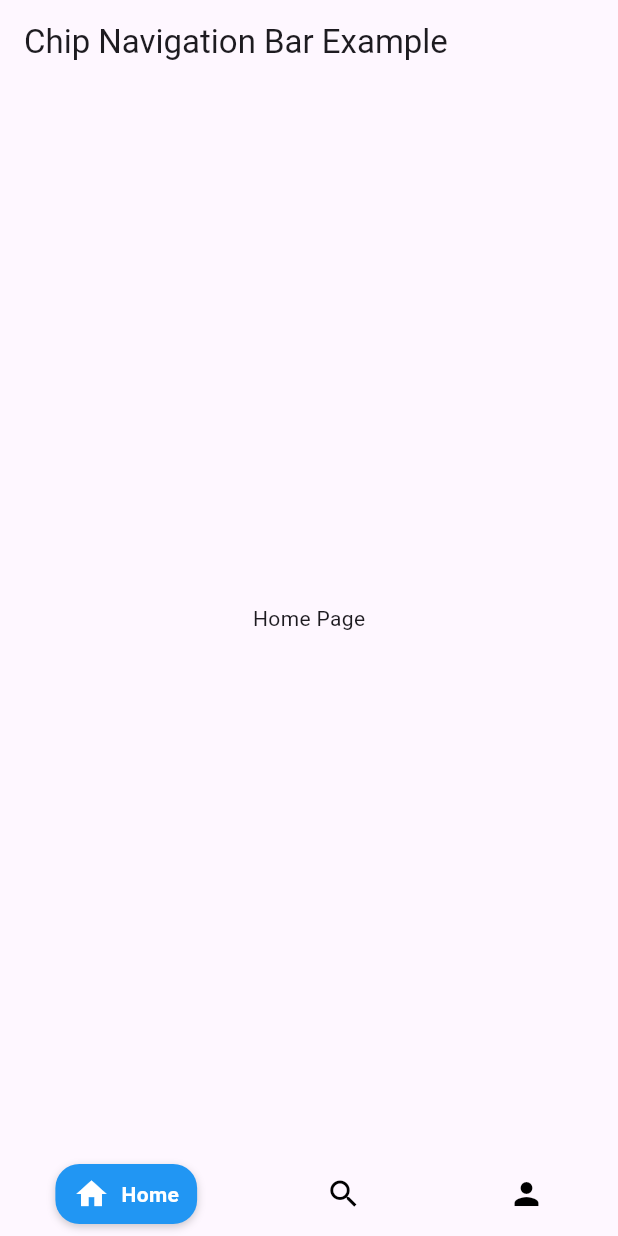
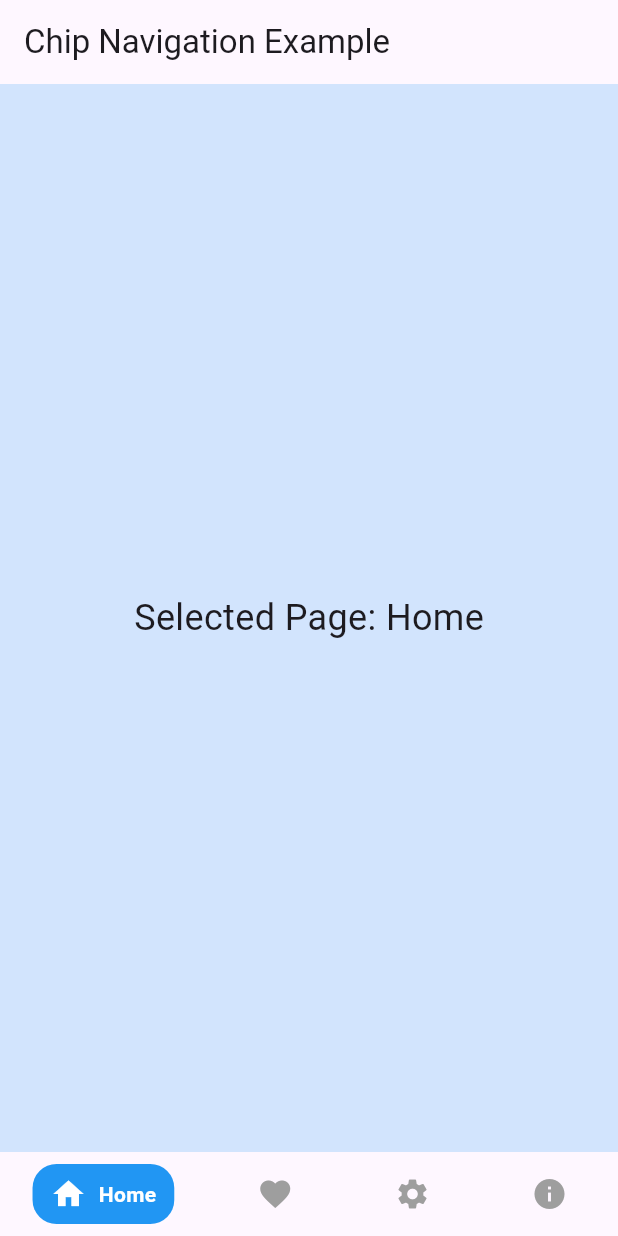
Before and after one commit to SamarthGarge/Chip_Navigation_Bar, a Flutter app: the screen it shows after launch, on a phone screen of 412 x 824 dp. Run offline on Flutter 3.47's test engine with Material 3 defaults, Android fonts, the phone set to English and light mode, and no system bars.

Commit message:
new version 0.0.2 released

```diff
--- a/example/lib/main.dart
+++ b/example/lib/main.dart
@@ -1,46 +1,60 @@
 import 'package:flutter/material.dart';
 import 'package:chip_navigation_bar/chip_navigation_bar.dart';
 
-void main() => runApp(MyApp());
+void main() {
+  runApp(const MyApp());
+}
 
-class MyApp extends StatelessWidget {
+class MyApp extends StatefulWidget {
   const MyApp({super.key});
+
+  @override
+  State<MyApp> createState() => _MyAppState();
+}
+
+class _MyAppState extends State<MyApp> {
+  int _currentIndex = 0;
+
+  final List<ChipNavigationBarItem> _items = [
+    const ChipNavigationBarItem(
+      icon: Icons.home,
+      label: 'Home',
+      activeColor: Colors.blue,
+    ),
+    const ChipNavigationBarItem(
+      icon: Icons.favorite,
+      label: 'Favorites',
+      activeColor: Colors.red,
+    ),
+    const ChipNavigationBarItem(
+      icon: Icons.settings,
+      label: 'Settings',
+      activeColor: Colors.green,
+    ),
+    const ChipNavigationBarItem(
+      icon: Icons.info,
+      label: 'About',
+      activeColor: Colors.orange,
+    ),
+  ];
 
   @override
   Widget build(BuildContext context) {
     return MaterialApp(
-      home: HomeScreen(),
-    );
-  }
-}
-
-class HomeScreen extends StatefulWidget {
-  const HomeScreen({super.key});
-
-  @override
-  _HomeScreenState createState() => _HomeScreenState();
-}
-
-class _HomeScreenState extends State<HomeScreen> {
-  int _currentIndex = 0;
-
-  final List<String> _pages = [
-    'Home Page',
-    'Search Page',
-    'Profile Page',
-  ];
-
-  @override
-  Widget build(BuildContext context) {
-    return Scaffold(
-      appBar: AppBar(title: Text('Chip Navigation Bar Example')),
-      body: Center(child: Text(_pages[_currentIndex])),
+      home: Scaffold(
+        appBar: AppBar(
+          title: const Text('Chip Navigation Example'),
+        ),
+        body: Container(
+          alignment: Alignment.center,
+          color: _items[_currentIndex].activeColor?.withValues(alpha: 0.2),
+          child: Text(
+            'Selected Page: ${_items[_currentIndex].label}',
+            style: const TextStyle(fontSize: 24),
+          ),
+        ),
         bottomNavigationBar: ChipNavigationBar(
-        items: [
-          ChipNavigationBarItem(icon: Icons.home, label: 'Home'),
-          ChipNavigationBarItem(icon: Icons.search, label: 'Search'),
-          ChipNavigationBarItem(icon: Icons.person, label: 'Profile'),
-        ],
+          items: _items,
           currentIndex: _currentIndex,
           onTap: (index) {
             setState(() {
@@ -48,6 +62,7 @@ class _HomeScreenState extends State<HomeScreen> {
             });
           },
         ),
+      ),
     );
   }
 }
--- a/lib/chip_navigation_bar.dart
+++ b/lib/chip_navigation_bar.dart
@@ -20,7 +20,7 @@ class ChipNavigationBar extends StatefulWidget {
     this.height = 56.0,
     this.pageColors,
     this.width,
-  })  : assert(items.length > 1, 'There must be at least two items.');
+  }) : assert(items.length > 1, 'There must be at least two items.');
 
   @override
   _ChipNavigationBarState createState() => _ChipNavigationBarState();
@@ -33,7 +33,8 @@ class _ChipNavigationBarState extends State<ChipNavigationBar> {
       width: widget.width ?? double.infinity,
       height: widget.height,
       decoration: BoxDecoration(
-        color: widget.pageColors != null && widget.currentIndex < widget.pageColors!.length
+        color: widget.pageColors != null &&
+                widget.currentIndex < widget.pageColors!.length
             ? widget.pageColors![widget.currentIndex]
             : widget.backgroundColor ?? Theme.of(context).colorScheme.surface,
         borderRadius: BorderRadius.circular(16.0),
@@ -49,27 +50,26 @@ class _ChipNavigationBarState extends State<ChipNavigationBar> {
           return GestureDetector(
             onTap: () => widget.onTap(index),
             child: AnimatedContainer(
-              duration: const Duration(milliseconds: 300),
+              duration: const Duration(milliseconds: 30),
               curve: Curves.easeInOut,
               padding: const EdgeInsets.symmetric(horizontal: 12, vertical: 8),
               decoration: BoxDecoration(
-                color: isSelected ? item.activeColor ?? Colors.blue : Colors.transparent,
+                color: isSelected
+                    ? item.activeColor ?? Colors.blue
+                    : Colors.transparent,
                 borderRadius: BorderRadius.circular(16.0),
                 boxShadow: isSelected
                     ? [
                         BoxShadow(
-                          color: Colors.black.withValues(alpha: 0.2),
+                          color: Colors.white.withValues(alpha: 0.2),
                           blurRadius: 4.0,
                           offset: Offset(0, 2),
                         ),
                       ]
                     : null,
               ),
-              child: Stack(
-                alignment: Alignment.center,
-                children: [
-                  AnimatedSwitcher(
-                    duration: const Duration(milliseconds: 100),
+              child: AnimatedSwitcher(
+                duration: const Duration(milliseconds: 30),
                 transitionBuilder: (child, animation) {
                   return FadeTransition(opacity: animation, child: child);
                 },
@@ -94,10 +94,8 @@ class _ChipNavigationBarState extends State<ChipNavigationBar> {
                     : Icon(
                         item.icon,
                         key: ValueKey<String>('${item.label}_icon'),
-                            color: item.inactiveIconColor ?? Colors.black,
+                        color: item.inactiveIconColor ?? Colors.grey,
                       ),
-                  ),
-                ],
               ),
             ),
           );
--- a/pubspec.yaml
+++ b/pubspec.yaml
@@ -1,6 +1,6 @@
 name: chip_navigation_bar
 description: A customizable chip-style navigation bar for Flutter.
-version: 0.0.1
+version: 0.0.2
 homepage: https://github.com/SamarthGarge/Chip_Navigation_Bar
 
 environment:
```
Also changed, not shown: 2 other files. Lines whose indentation alone changed are shown as unchanged.
